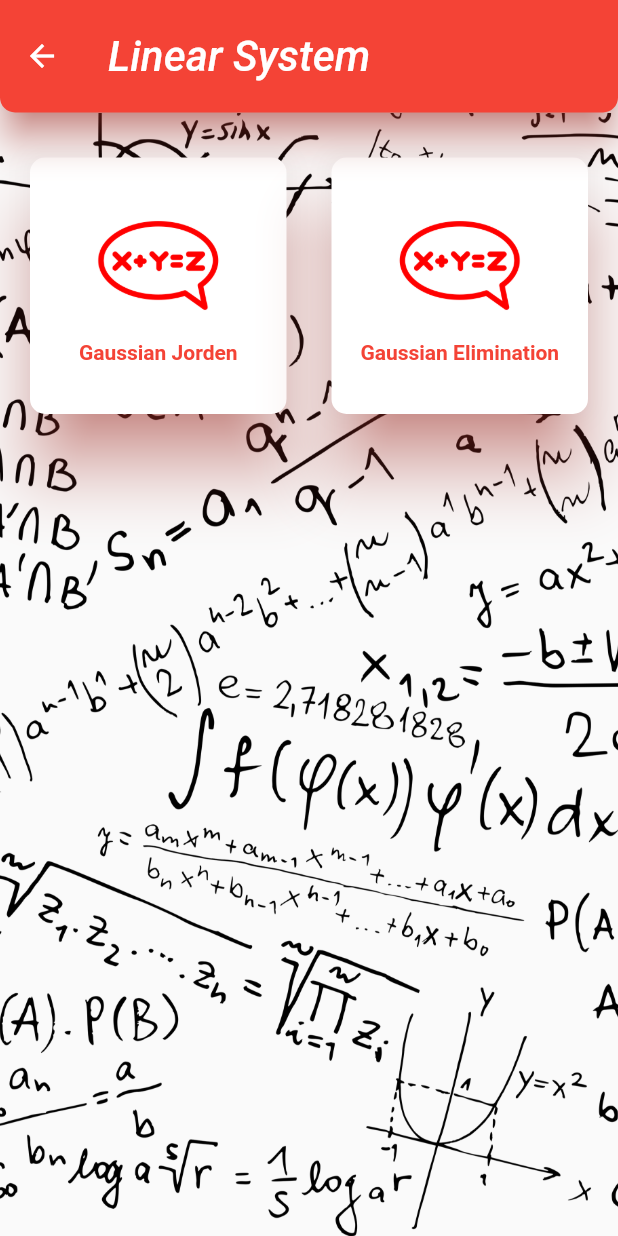
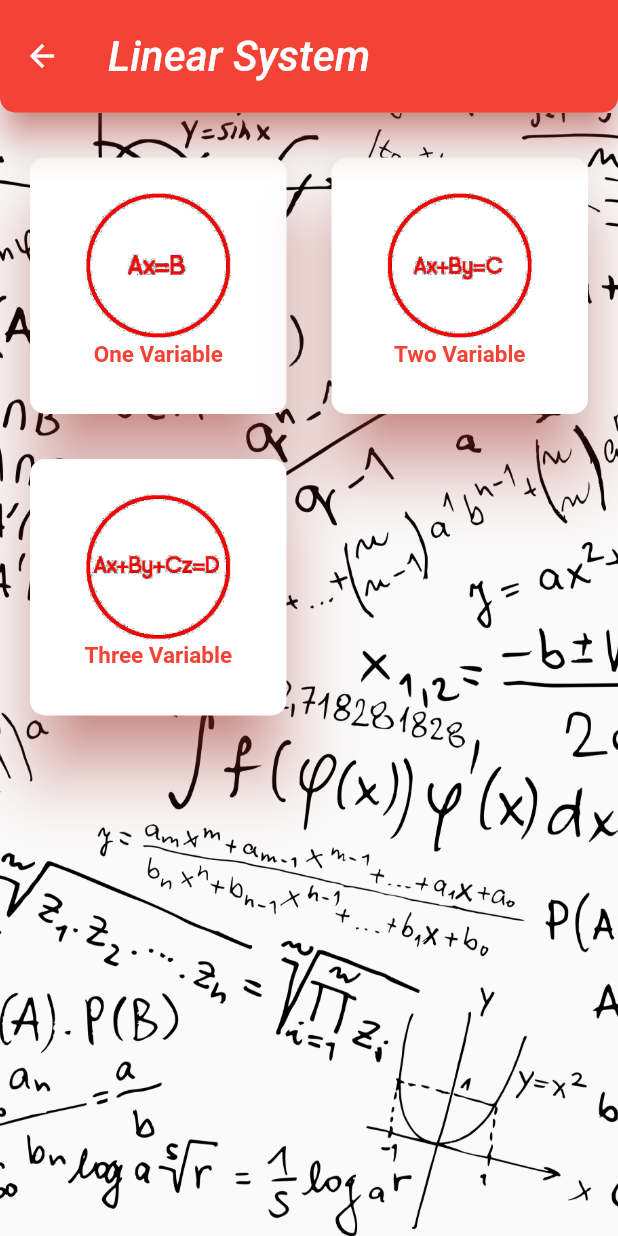
Before and after one commit to JashLimbasiya/linear_algebra, a Flutter app: the LinearSystemList screen opened by its route, on a phone screen of 412 x 824 dp. Run offline on Flutter 3.47's test engine with Material 2 defaults, Android fonts, the phone set to English and light mode, and no system bars.

Commit message:
02_05_2023

```diff
--- a/lib/screens/linear_system/linear_system_list.dart
+++ b/lib/screens/linear_system/linear_system_list.dart
@@ -51,12 +51,16 @@ class _LinearSystemListState extends State<LinearSystemList> {
             crossAxisCount: 2,
             children: <Widget>[
               cardView(
-                  "Gaussian Jorden",
-                  'lib/assets/images/linear_system/equation.png',
+                  "One Variable",
+                  'lib/assets/images/linear_system/x.png',
                   'gaussian_jorden'),
               cardView(
-                  "Gaussian Elimination",
-                  'lib/assets/images/linear_system/equation.png',
+                  "Two Variable",
+                  'lib/assets/images/linear_system/xy.png',
+                  'gaussian_elimination'),
+              cardView(
+                  "Three Variable",
+                  'lib/assets/images/linear_system/xyz.png',
                   'gaussian_elimination'),
             ],
           ),
@@ -88,7 +92,7 @@ class _LinearSystemListState extends State<LinearSystemList> {
                     style: const TextStyle(
                         color: Colors.red,
                         fontWeight: FontWeight.bold,
-                        fontSize: 14)),
+                        fontSize: 15)),
               ),
               const SizedBox(height: 35),
             ],
```
Also changed, not shown: lib/assets/images/linear_system/x.jpg (added), lib/assets/images/linear_system/x.png (added), lib/assets/images/linear_system/xy.jpg (added), lib/assets/images/linear_system/xy.png (added), lib/assets/images/linear_system/xyz.jpg (added), lib/assets/images/linear_system/xyz.png (added).
